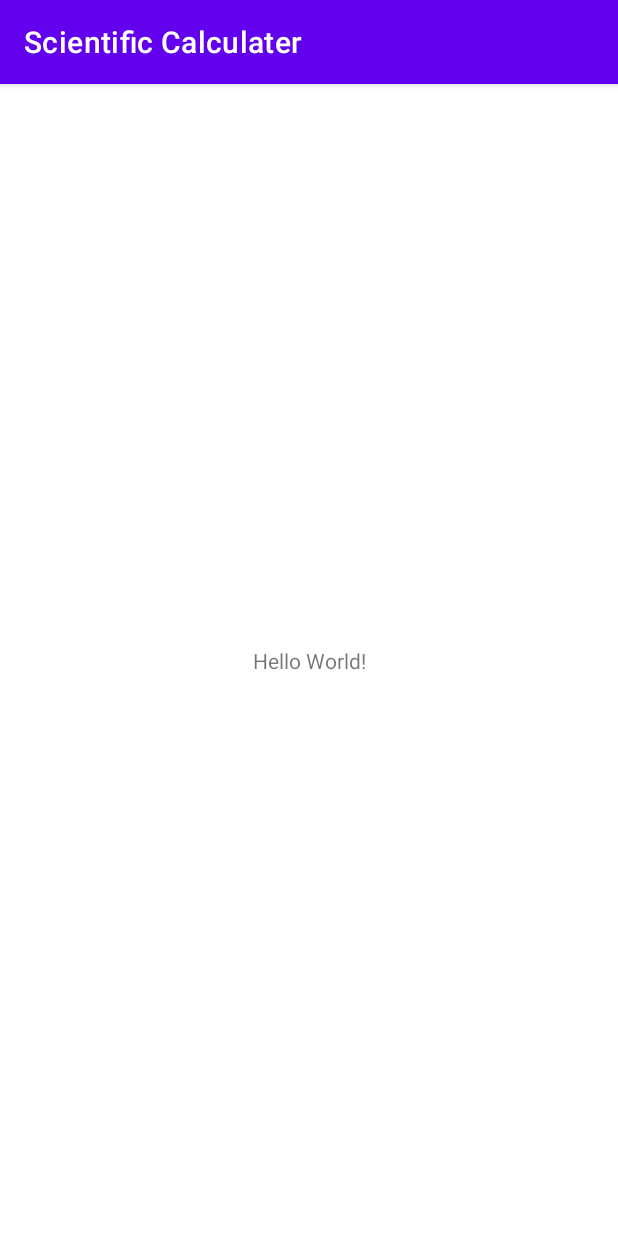
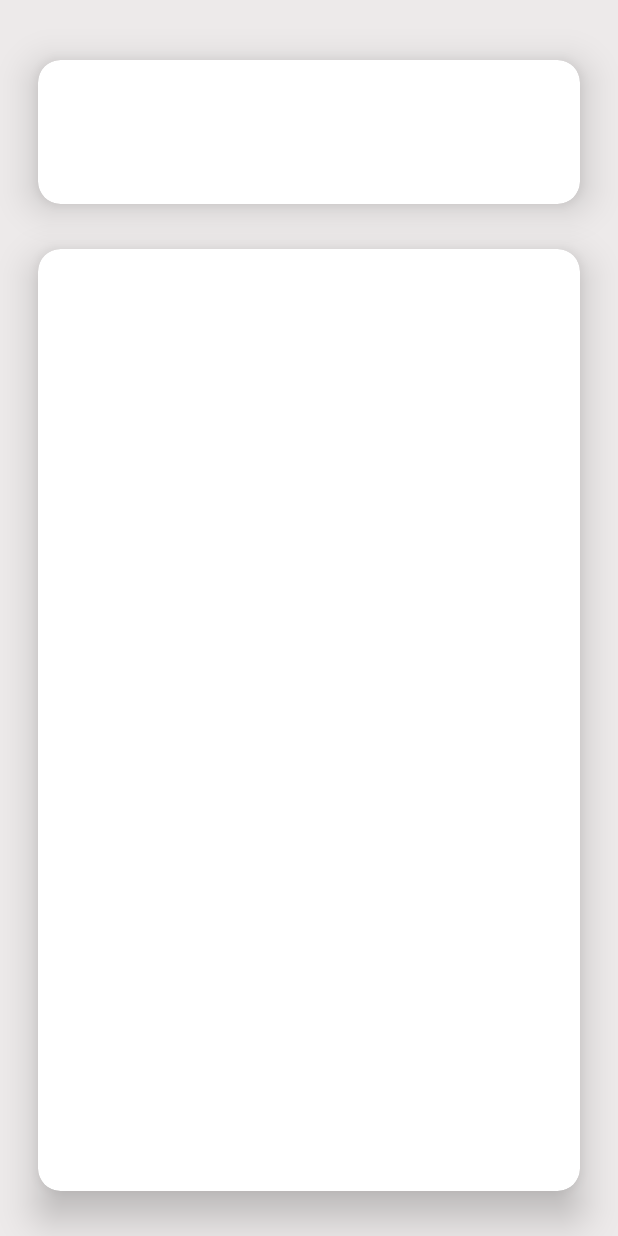
Before and after one commit to saiedoc/CalculaterApp, an Android app: the screen it shows after launch (MainActivity), on a phone screen of 412 x 824 dp. Run offline under Robolectric (Android 15) with nearby library versions, the phone set to English and light mode, and no system bars.

Commit message:
Layout Modification : 1

```diff
--- a/app/src/main/java/mainpackage/ScientificCalculater/MainActivity.kt
+++ b/app/src/main/java/mainpackage/ScientificCalculater/MainActivity.kt
@@ -2,10 +2,12 @@ package mainpackage.ScientificCalculater
 
 import androidx.appcompat.app.AppCompatActivity
 import android.os.Bundle
+import androidx.appcompat.app.AppCompatDelegate
 
 class MainActivity : AppCompatActivity() {
     override fun onCreate(savedInstanceState: Bundle?) {
         super.onCreate(savedInstanceState)
         setContentView(R.layout.activity_main)
+        AppCompatDelegate.setDefaultNightMode(AppCompatDelegate.MODE_NIGHT_NO)
     }
 }
--- a/app/src/main/res/layout/activity_main.xml
+++ b/app/src/main/res/layout/activity_main.xml
@@ -1,18 +1,41 @@
-<?xml version="1.0" encoding="utf-8"?>
 <androidx.constraintlayout.widget.ConstraintLayout xmlns:android="http://schemas.android.com/apk/res/android"
     xmlns:app="http://schemas.android.com/apk/res-auto"
     xmlns:tools="http://schemas.android.com/tools"
     android:layout_width="match_parent"
     android:layout_height="match_parent"
-    tools:context=".MainActivity">
+    android:background="#EDEAEA">
 
-    <TextView
-        android:layout_width="wrap_content"
-        android:layout_height="wrap_content"
-        android:text="Hello World!"
+    <androidx.cardview.widget.CardView
+        android:id="@+id/NumbersCard"
+        android:layout_width="match_parent"
+        android:layout_height="96dp"
+        android:layout_marginStart="25dp"
+        android:layout_marginLeft="25dp"
+        android:layout_marginTop="40dp"
+        android:layout_marginEnd="25dp"
+        android:layout_marginRight="25dp"
+        app:cardCornerRadius="15dp"
+        app:cardElevation="15dp"
+        app:layout_constraintEnd_toEndOf="parent"
+        app:layout_constraintStart_toStartOf="parent"
+        app:layout_constraintTop_toTopOf="parent">
+
+    </androidx.cardview.widget.CardView>
+
+    <androidx.cardview.widget.CardView
+        android:id="@+id/KeyboardCard"
+        android:layout_width="match_parent"
+        android:layout_height="0dp"
+        android:layout_marginStart="25dp"
+        android:layout_marginLeft="25dp"
+        android:layout_marginTop="30dp"
+        android:layout_marginEnd="25dp"
+        android:layout_marginRight="25dp"
+        android:layout_marginBottom="30dp"
+        app:cardCornerRadius="15dp"
+        app:cardElevation="15dp"
         app:layout_constraintBottom_toBottomOf="parent"
-        app:layout_constraintLeft_toLeftOf="parent"
-        app:layout_constraintRight_toRightOf="parent"
-        app:layout_constraintTop_toTopOf="parent" />
-
+        app:layout_constraintEnd_toEndOf="parent"
+        app:layout_constraintStart_toStartOf="parent"
+        app:layout_constraintTop_toBottomOf="@+id/NumbersCard" />
 </androidx.constraintlayout.widget.ConstraintLayout>
--- a/app/src/main/res/values/colors.xml
+++ b/app/src/main/res/values/colors.xml
@@ -7,4 +7,6 @@
     <color name="teal_700">#FF018786</color>
     <color name="black">#FF000000</color>
     <color name="white">#FFFFFFFF</color>
+    <color name="darker_white">#EDEAEA</color>
+    <color name="gray">#ADADAD</color>
 </resources>
--- a/app/src/main/res/values/themes.xml
+++ b/app/src/main/res/values/themes.xml
@@ -1,9 +1,9 @@
 <resources xmlns:tools="http://schemas.android.com/tools">
     <!-- Base application theme. -->
-    <style name="Theme.ScientificCalculater" parent="Theme.MaterialComponents.DayNight.DarkActionBar">
+    <style name="Theme.ScientificCalculater" parent="Theme.MaterialComponents.DayNight.NoActionBar">
         <!-- Primary brand color. -->
-        <item name="colorPrimary">@color/purple_500</item>
-        <item name="colorPrimaryVariant">@color/purple_700</item>
+        <item name="colorPrimary">@color/white</item>
+        <item name="colorPrimaryVariant">@color/gray</item>
         <item name="colorOnPrimary">@color/white</item>
         <!-- Secondary brand color. -->
         <item name="colorSecondary">@color/teal_200</item>
@@ -13,4 +13,6 @@
         <item name="android:statusBarColor" tools:targetApi="l">?attr/colorPrimaryVariant</item>
         <!-- Customize your theme here. -->
     </style>
+
+
 </resources>
```
